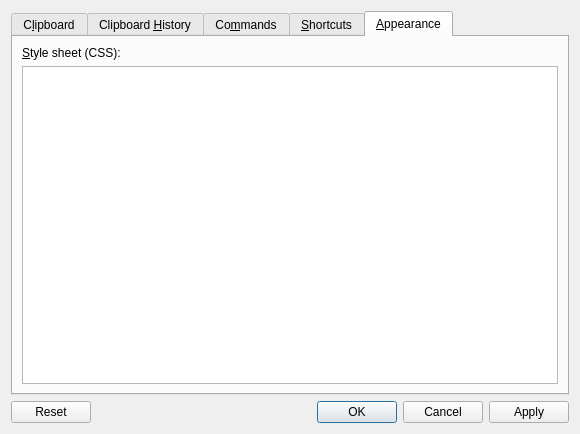
Before: the Qt Designer form src/configurationmanager.ui in hluk/CopyQ, drawn with Qt 5.
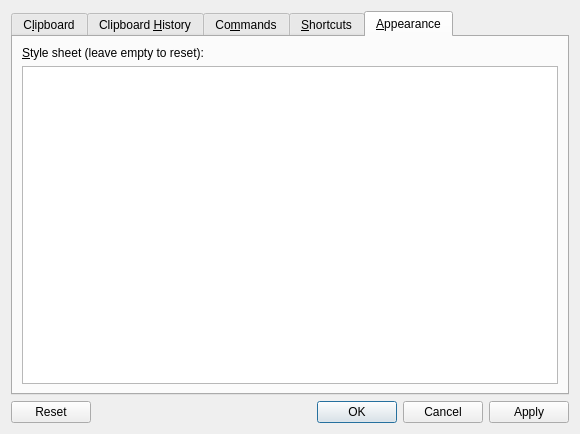
After: the same form once the commit is applied. The open tabs and pages were chosen to show the change. Custom widgets are drawn as their Qt base class.

Commit message: Added ConfigurationManager::resetStyleSheet()

```diff
--- a/src/configurationmanager.ui
+++ b/src/configurationmanager.ui
@@ -491,7 +491,7 @@
            <item>
             <widget class="QLabel" name="label_8">
              <property name="text">
-              <string>&amp;Style sheet (CSS):</string>
+              <string>&amp;Style sheet (leave empty to reset):</string>
              </property>
              <property name="buddy">
               <cstring>plainTextEdit_css</cstring>
```
The commit also changes 2 other files.
